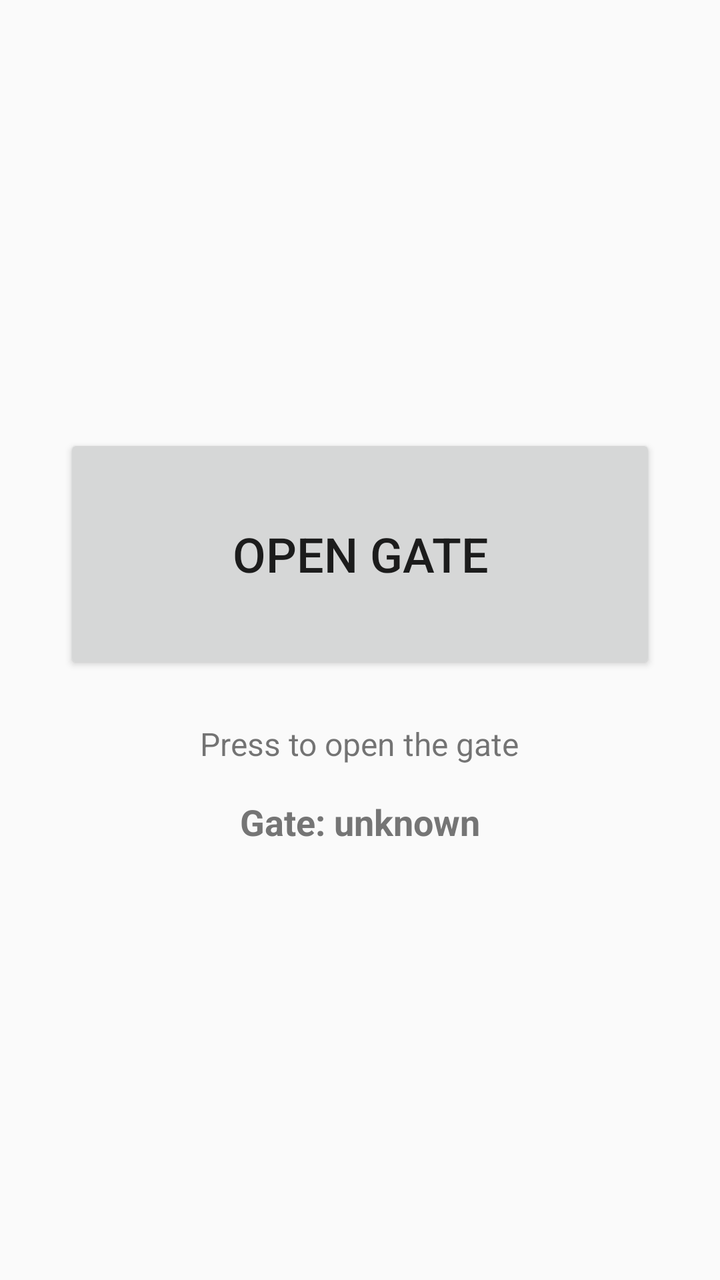
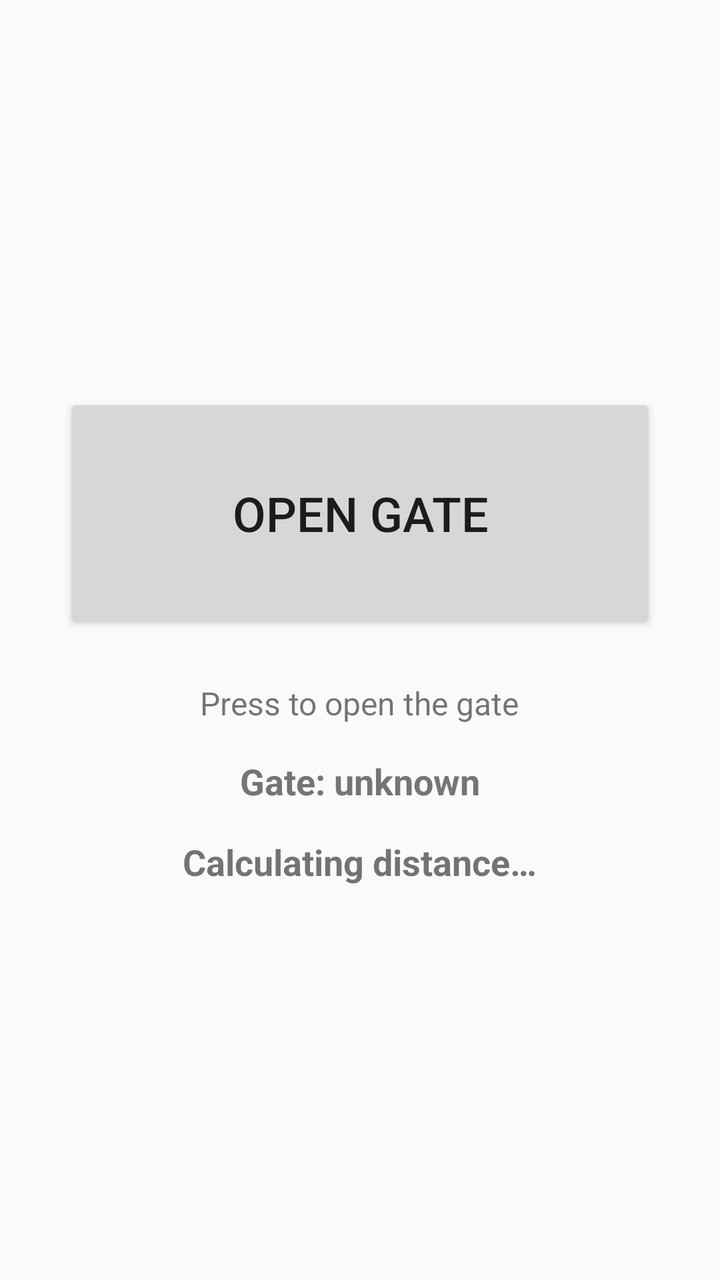

An Android layout rendered at two revisions. The XML below is the earlier revision; the diff shows what the commit changed to produce the second picture.
<!-- AndroidManifest.xml: application theme android:Theme.Material.Light -->
<!-- res/layout/activity_main.xml -->
<?xml version="1.0" encoding="utf-8"?>
<LinearLayout xmlns:android="http://schemas.android.com/apk/res/android"
    android:layout_width="match_parent"
    android:layout_height="match_parent"
    android:gravity="center"
    android:orientation="vertical"
    android:padding="32dp">

    <Button
        android:id="@+id/openButton"
        android:layout_width="match_parent"
        android:layout_height="120dp"
        android:text="@string/open_gate"
        android:textSize="24sp" />

    <TextView
        android:id="@+id/statusText"
        android:layout_width="wrap_content"
        android:layout_height="wrap_content"
        android:layout_marginTop="24dp"
        android:text="@string/press_to_open"
        android:textSize="16sp" />

    <TextView
        android:id="@+id/gateStateText"
        android:layout_width="wrap_content"
        android:layout_height="wrap_content"
        android:layout_marginTop="16dp"
        android:text="@string/gate_state_unknown"
        android:textColor="@color/gate_state_unknown"
        android:textSize="18sp"
        android:textStyle="bold" />

    <TextView
        android:id="@+id/countdownText"
        android:layout_width="wrap_content"
        android:layout_height="wrap_content"
        android:layout_marginTop="16dp"
        android:textColor="#1976D2"
        android:textSize="18sp"
        android:textStyle="bold"
        android:visibility="gone" />

</LinearLayout>
<!-- resources referenced by this layout -->
<resources>
  <color name="gate_state_unknown">#757575</color>
  <string name="gate_state_unknown">Gate: unknown</string>
  <string name="open_gate">Open gate</string>
  <string name="press_to_open">Press to open the gate</string>
</resources>

<!-- the commit's change to res/layout/activity_main.xml (unified diff, before → after) -->
@@ -41,4 +41,13 @@
         android:textStyle="bold"
         android:visibility="gone" />
 
+    <TextView
+        android:id="@+id/distanceText"
+        android:layout_width="wrap_content"
+        android:layout_height="wrap_content"
+        android:layout_marginTop="16dp"
+        android:text="@string/distance_calculating"
+        android:textSize="18sp"
+        android:textStyle="bold" />
+
 </LinearLayout>
<!-- resource entries referenced after the edit -->
@@ -1,6 +1,7 @@
 <!-- resources referenced by this layout -->
 <resources>
   <color name="gate_state_unknown">#757575</color>
+  <string name="distance_calculating">Calculating distance…</string>
   <string name="gate_state_unknown">Gate: unknown</string>
   <string name="open_gate">Open gate</string>
   <string name="press_to_open">Press to open the gate</string>
